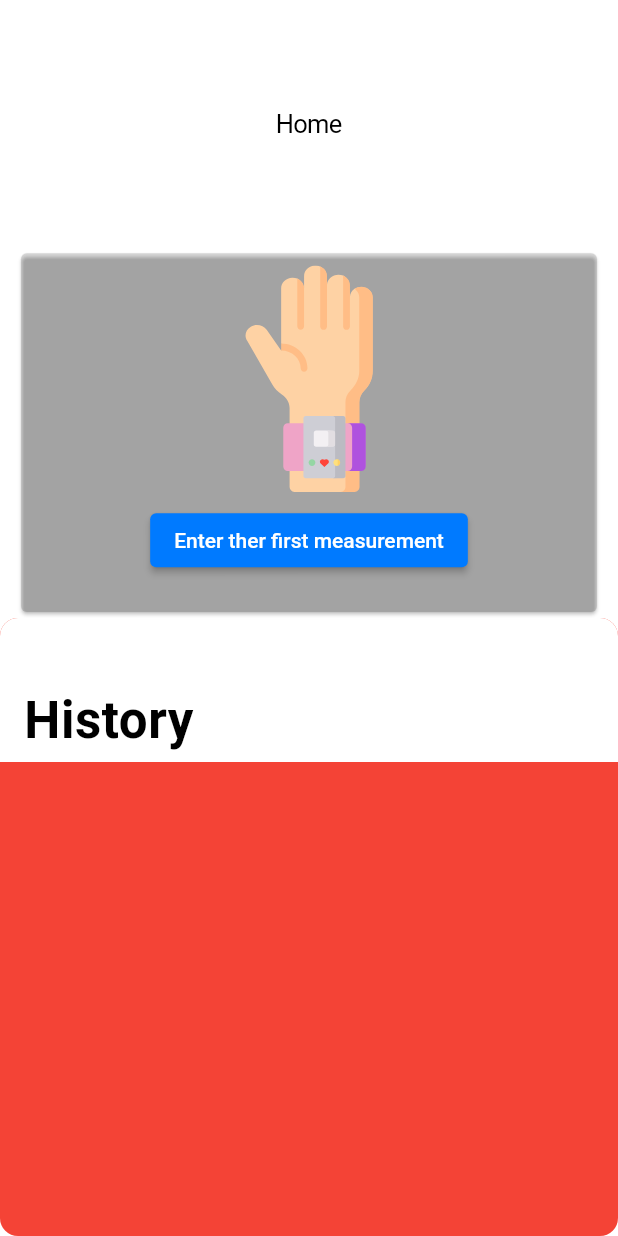
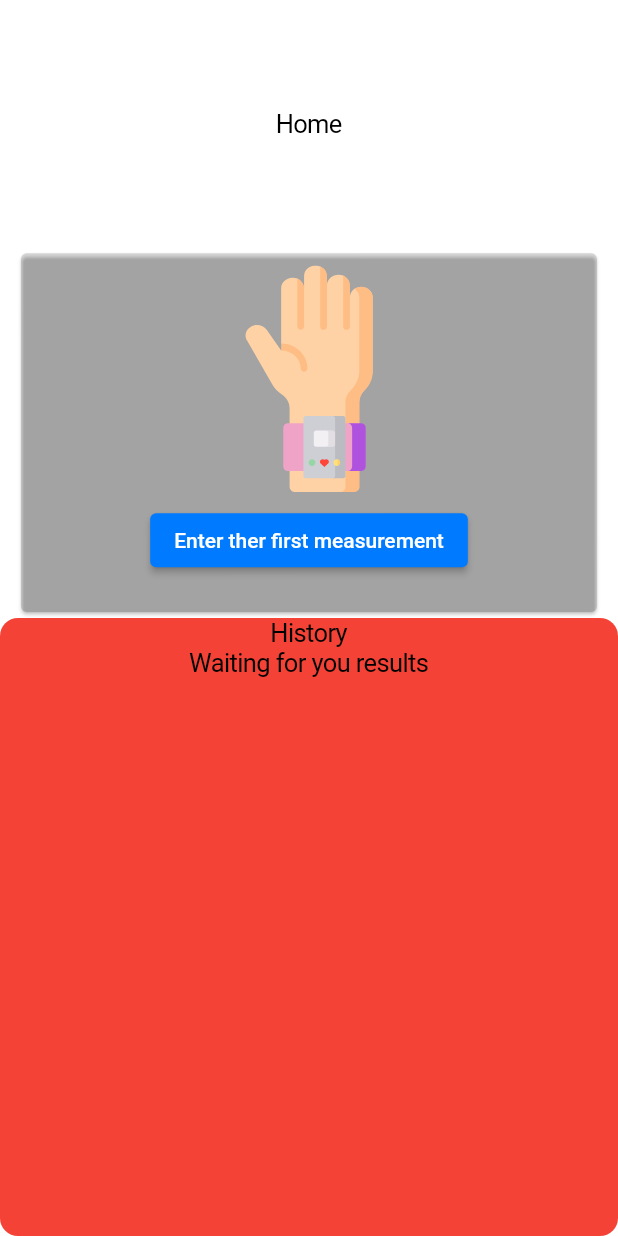
Before and after one commit to TimurKarev/blood_pressure, a Flutter app: the screen it shows after launch, on a phone screen of 412 x 824 dp. Run offline on Flutter 3.47's test engine with Material 2 defaults, Android fonts, the phone set to English and light mode, and no system bars; our stand-ins replace flutter_riverpod, flutter_svg, sqflite; accounts and stored records are empty.

Commit message:
home screen in prgr

```diff
--- /dev/null
+++ b/lib/pages/home/home_page_landing.dart
@@ -0,0 +1,27 @@
+import 'package:blood_pressure/pages/home/view_models/home_page_viewmodel.dart';
+import 'package:blood_pressure/pages/home/widgets/home_full_page.dart';
+import 'package:blood_pressure/pages/home/widgets/empty_home_screen.dart';
+import 'package:flutter/cupertino.dart';
+import 'package:flutter/material.dart';
+import 'package:flutter_riverpod/flutter_riverpod.dart';
+
+class HomePageLanding extends ConsumerWidget {
+  const HomePageLanding({Key? key}) : super(key: key);
+
+  @override
+  Widget build(BuildContext context, ScopedReader watch) {
+    AsyncValue<bool> measurements = watch(isHistoryEmptyProvider);
+    return measurements.when(
+      data: (data) {
+        if (data) {
+          return const HomeFullPage();
+        }
+        return const EmptyHomeScreen();
+      },
+      loading: () => const Center(child: CircularProgressIndicator.adaptive()),
+      error: (error, _) => Text(
+        error.toString(),
+      ),
+    );
+  }
+}
--- a/lib/pages/home/home_page.dart
+++ b/lib/pages/home/widgets/empty_home_screen.dart
@@ -1,11 +1,9 @@
 import 'package:blood_pressure/pages/home/widgets/empty_card.dart';
-import 'package:blood_pressure/pages/home/widgets/history_widget.dart';
 import 'package:flutter/cupertino.dart';
 import 'package:flutter/material.dart';
 
-
-class HomePage extends StatelessWidget {
-  const HomePage({Key? key}) : super(key: key);
+class EmptyHomeScreen extends StatelessWidget {
+  const EmptyHomeScreen({Key? key}) : super(key: key);
 
   @override
   Widget build(BuildContext context) {
@@ -14,14 +12,14 @@ class HomePage extends StatelessWidget {
         children: [
           Column(
             children: [
-              Flexible(
+              const Flexible(
                 flex: 2,
                 fit: FlexFit.tight,
                 child: Center(
                   child: Text("Home"),
                 ),
               ),
-              Flexible(
+              const Flexible(
                 flex: 3,
                 fit: FlexFit.tight,
                 child: SizedBox(
@@ -46,8 +44,11 @@ class HomePage extends StatelessWidget {
               borderRadius: BorderRadius.circular(12),
               child: Container(
                 color: Colors.red,
-                child: HistoryWidget(
-                  controller: controller,
+                child: Column(
+                  children: const [
+                    Text("History"),
+                    Text("Waiting for you results"),
+                  ],
                 ),
               ),
             ),
--- a/lib/pages/home/widgets/history_widget.dart
+++ b/lib/pages/home/widgets/history_widget.dart
@@ -1,23 +1,27 @@
 import 'package:blood_pressure/model/measurement.dart';
-import 'package:blood_pressure/pages/home/view_models/home_page_viewmodel.dart';
 import 'package:blood_pressure/pages/home/widgets/info_card.dart';
 import 'package:flutter/cupertino.dart';
-import 'package:flutter_riverpod/flutter_riverpod.dart';
 import 'package:flutter/material.dart';
 
-class HistoryWidget extends ConsumerWidget {
+
+class HistoryWidget extends StatelessWidget {
+
   final ScrollController controller;
+  List<Measurement> measurements;
 
-  const HistoryWidget({
+  HistoryWidget({
+    this.measurements= const [],
     required this.controller,
     Key? key,
   }) : super(key: key);
 
   @override
-  Widget build(BuildContext context, ScopedReader watch) {
-    AsyncValue<List<Measurement>> measurements = watch(historyListProvider);
-    return measurements.when(
-      data: (data) {
+  Widget build(BuildContext context) {
+    List<Measurement> historyMeasurements = [];
+    if (measurements.isNotEmpty) {
+      historyMeasurements = measurements.sublist(1);
+    }
+
     return CustomScrollView(
       controller: controller,
       slivers: [
@@ -27,16 +31,12 @@ class HistoryWidget extends ConsumerWidget {
         SliverList(
           delegate: SliverChildBuilderDelegate(
                 (context, index) {
-                    return  InfoCard(measure: data[index]);
+              return InfoCard(measure: historyMeasurements[index]);
             },
-                childCount: data.length,
+            childCount: historyMeasurements.length,
           ),
         ),
       ],
     );
-      },
-      loading: () => const CircularProgressIndicator.adaptive(),
-      error: (error, _) => Text("$error"),
-    );
   }
 }
--- a/lib/pages/landing_page.dart
+++ b/lib/pages/landing_page.dart
@@ -1,4 +1,4 @@
-import 'package:blood_pressure/pages/home/home_page.dart';
+import 'package:blood_pressure/pages/home/home_page_landing.dart';
 import 'package:flutter/cupertino.dart';
 
 class LandingPage extends StatelessWidget {
@@ -6,6 +6,6 @@ class LandingPage extends StatelessWidget {
 
   @override
   Widget build(BuildContext context) {
-    return const HomePage();
+    return const HomePageLanding();
   }
 }
```
Also changed, not shown: lib/pages/home/widgets/bottom_button.dart (added, +30 -0 lines), lib/pages/home/widgets/empty_card.dart (+10 -0 lines), lib/pages/home/widgets/home_full_page.dart (added, +101 -0 lines). Lines whose indentation alone changed are shown as unchanged.
